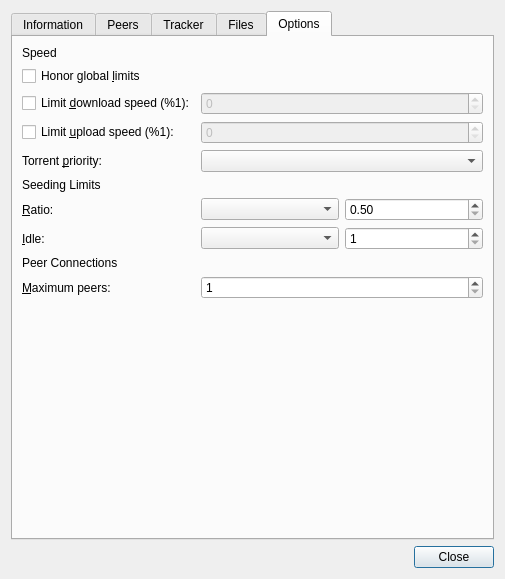
Qt form trunk/qt/details.ui (svn2github/trs-svn) before a commit.
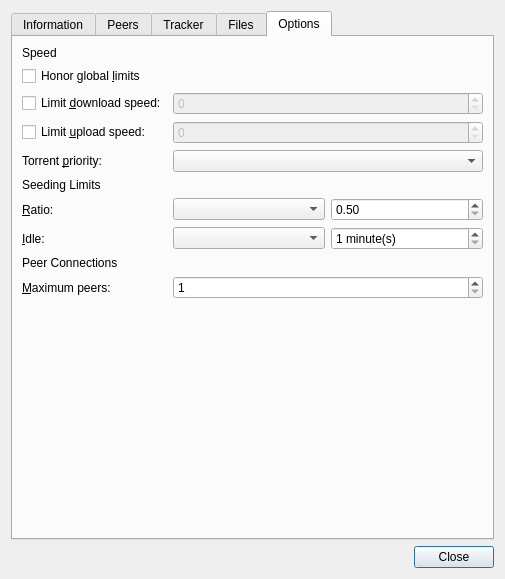
The same form after that commit. The open tabs and pages were chosen to show the change. Custom widgets are drawn as their Qt base class.

```diff
--- a/trunk/qt/details.ui
+++ b/trunk/qt/details.ui
@@ -629,7 +629,7 @@
        <item row="2" column="0">
         <widget class="QCheckBox" name="singleDownCheck">
          <property name="text">
-          <string>Limit &amp;download speed (%1):</string>
+          <string>Limit &amp;download speed:</string>
          </property>
          <property name="tr-style" stdset="0">
           <string notr="true">form-label</string>
@@ -652,7 +652,7 @@
        <item row="3" column="0">
         <widget class="QCheckBox" name="singleUpCheck">
          <property name="text">
-          <string>Limit &amp;upload speed (%1):</string>
+          <string>Limit &amp;upload speed:</string>
          </property>
          <property name="tr-style" stdset="0">
           <string notr="true">form-label</string>
@@ -748,6 +748,9 @@
          </item>
          <item>
           <widget class="QSpinBox" name="idleSpin">
+           <property name="suffix">
+            <string notr="true"> minute(s)</string>
+           </property>
            <property name="minimum">
             <number>1</number>
            </property>
```
